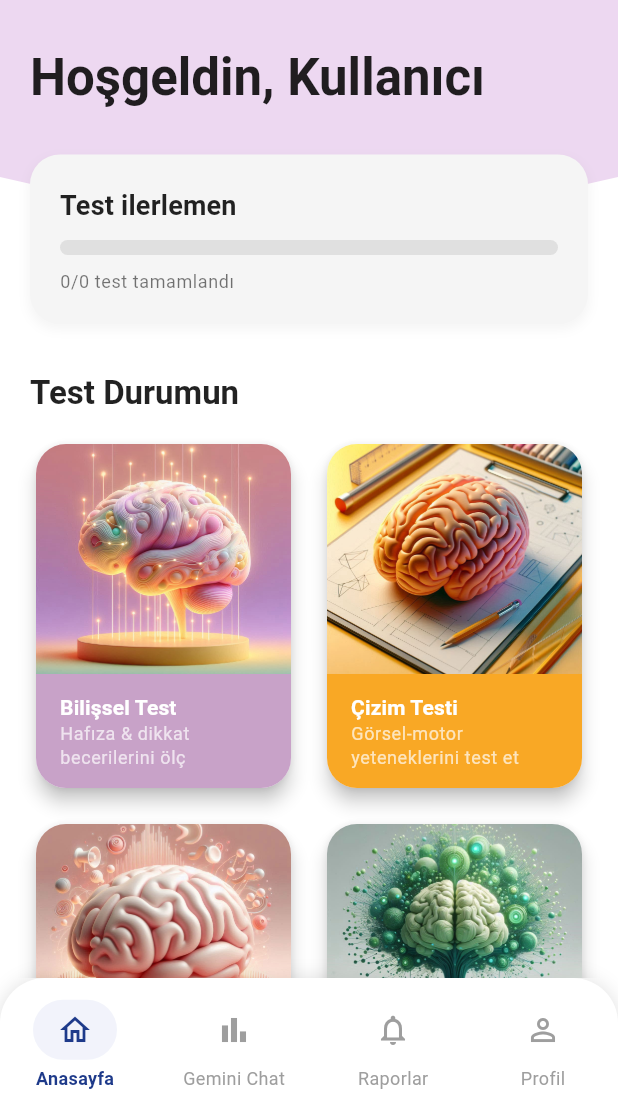
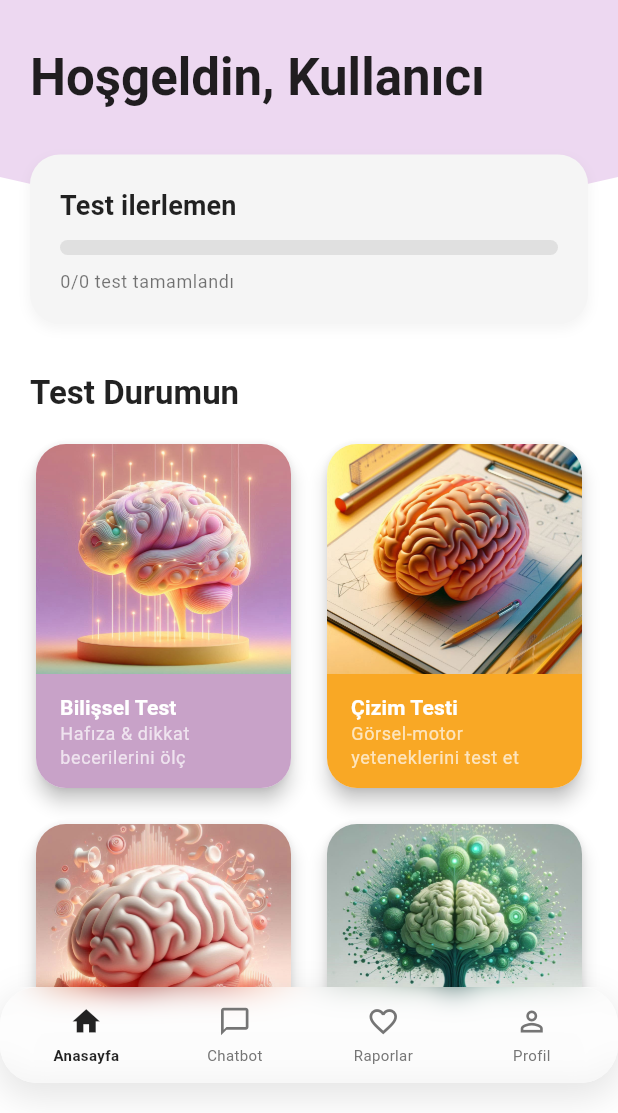
Before and after one commit to BBBeyza/YZTA_YapayZeka_Grup-132, a Flutter app: the HomeScreen screen opened directly, on a phone screen of 412 x 824 dp, the part 123-1236 px from its top. Run offline on Flutter 3.47's test engine with Material 3 defaults, Android fonts, the phone set to English and light mode, and no system bars; our stand-ins replace audioplayers, chewie, firebase_auth, firebase_core, flutter_dotenv, flutter_svg and 4 more; missing offline and left inert: record; accounts and stored records are empty; project files that could hold a hidden picture were left out.

Commit message:
Bottom navigation bar update

```diff
--- a/frontend/lib/screens/drawing_test_selection_screen.dart
+++ b/frontend/lib/screens/drawing_test_selection_screen.dart
@@ -3,7 +3,7 @@
 import 'package:flutter_svg/svg.dart';
 import 'package:neurograph/screens/drawing_test.dart';
 import 'tutorial_screen.dart';
-import 'package:neurograph/widgets/bottom_navigation_bar.dart';
+import 'package:neurograph/widgets/modern_bottom_navigation_bar.dart';
 
 // Assuming these are separate screens within the DrawingTest flow,
 // or placeholder for other content when this tab is selected.
--- a/frontend/lib/screens/homePage.dart
+++ b/frontend/lib/screens/homePage.dart
@@ -1,6 +1,6 @@
 import 'package:flutter/material.dart';
 import 'package:flutter/services.dart';
-import 'package:neurograph/widgets/bottom_navigation_bar.dart';
+import 'package:neurograph/widgets/modern_bottom_navigation_bar.dart';
 import 'package:firebase_auth/firebase_auth.dart';
 import 'cognitive_test.dart';
 import 'drawing_test_selection_screen.dart';
@@ -59,16 +59,22 @@
   @override
   Widget build(BuildContext context) {
     return Scaffold(
-      body: _widgetOptions.elementAt(_selectedIndex),
-      bottomNavigationBar: AppBottomNavigationBar(
+      backgroundColor: Colors.white, // Arka planı geri beyaz yap
+      extendBody: true,
+      body: Column(
+        children: [
+          Expanded(
+            child: _widgetOptions.elementAt(_selectedIndex),
+          ),
+          ModernBottomNavigationBar(
             currentIndex: _selectedIndex,
             onTap: (index) {
               setState(() {
                 _selectedIndex = index;
               });
             },
-        selectedItemColor: const Color(0xFF1E3A8A),
-        unselectedItemColor: Colors.grey,
+          ),
+        ],
       ),
     );
   }
--- a/frontend/lib/widgets/bottom_navigation_bar.dart
+++ /dev/null
@@ -1,46 +0,0 @@
-// lib/widgets/app_bottom_navigation_bar.dart
-import 'package:flutter/material.dart';
-
-class AppBottomNavigationBar extends StatelessWidget {
-  final int currentIndex; // Seçili sekmeyi belirtmek için
-  final ValueChanged<int> onTap; // Sekme tıklandığında ne olacağını belirtmek için
-  final Color selectedItemColor; // Seçili öğe rengi
-  final Color unselectedItemColor; // Seçili olmayan öğe rengi
-
-  const AppBottomNavigationBar({
-    super.key,
-    required this.currentIndex,
-    required this.onTap,
-    required this.selectedItemColor,
-    required this.unselectedItemColor,
-  });
-
-  @override
-  Widget build(BuildContext context) {
-    return BottomNavigationBar(
-      currentIndex: currentIndex,
-      onTap: onTap,
-      selectedItemColor: selectedItemColor,
-      unselectedItemColor: unselectedItemColor,
-      type: BottomNavigationBarType.fixed, // Fixed tipinde olması ikonların metinlerin hep görünmesini sağlar
-      items: const [
-        BottomNavigationBarItem(
-          icon: Icon(Icons.home_outlined),
-          label: 'Anasayfa',
-        ),
-        BottomNavigationBarItem(
-          icon: Icon(Icons.chat_bubble_outline),
-          label: 'Gemini Chat',
-        ),
-        BottomNavigationBarItem(
-          icon: Icon(Icons.folder_open), // Raporlar için Icons.folder_open (Anasayfadaki gibi)
-          label: 'Raporlar',
-        ),
-        BottomNavigationBarItem(
-          icon: Icon(Icons.person_outline), // Profil için Icons.person_outline (Anasayfadaki gibi)
-          label: 'Profil',
-        ),
-      ],
-    );
-  }
-}
--- a/frontend/lib/widgets/modern_bottom_navigation_bar.dart
+++ b/frontend/lib/widgets/modern_bottom_navigation_bar.dart
@@ -1,17 +1,19 @@
 // lib/widgets/modern_bottom_navigation_bar.dart
 import 'package:flutter/material.dart';
+import 'package:flutter/services.dart';
+import 'dart:ui';
 
 class ModernBottomNavigationBar extends StatelessWidget {
   final int currentIndex;
   final ValueChanged<int> onTap;
 
-  const ModernBottomNavigationBar({
+  ModernBottomNavigationBar({
     super.key,
     required this.currentIndex,
     required this.onTap,
   });
 
-  // Navigasyon öğelerini tanımlıyoruz - resimdeki gibi
+  // Navigasyon öğelerini tanımlıyoruz
   static const List<Map<String, dynamic>> _navItems = [
     {
       'icon': Icons.home_outlined,
@@ -38,9 +40,9 @@
   @override
   Widget build(BuildContext context) {
     return Container(
-      margin: const EdgeInsets.only(left: 20, right: 20, bottom: 20),
+      margin: const EdgeInsets.only(bottom: 20), // Sadece alt margin
       decoration: BoxDecoration(
-        color: Colors.white,
+        color: Colors.white.withOpacity(0.9), // Şeffaflık ekle
         borderRadius: BorderRadius.circular(25),
         boxShadow: [
           BoxShadow(
@@ -53,6 +55,8 @@
       ),
       child: ClipRRect(
         borderRadius: BorderRadius.circular(25),
+        child: BackdropFilter( // Blur efekti ekle
+          filter: ImageFilter.blur(sigmaX: 10, sigmaY: 10),
           child: Padding(
             padding: const EdgeInsets.symmetric(horizontal: 8, vertical: 12),
             child: Row(
@@ -77,8 +81,7 @@
                               : Colors.grey.shade600,
                         ),
                         const SizedBox(height: 4),
-                      Flexible(
-                        child: Text(
+                        Text(
                           item['label'],
                           style: TextStyle(
                             fontSize: 10,
@@ -92,7 +95,6 @@
                           overflow: TextOverflow.ellipsis,
                           maxLines: 1,
                         ),
-                      ),
                       ],
                     ),
                   ),
@@ -101,6 +103,7 @@
             ),
           ),
         ),
+      ),
     );
   }
 }
```
Also changed, not shown: frontend/lib/main.dart (+13 -0 lines). Lines whose indentation alone changed are shown as unchanged.
